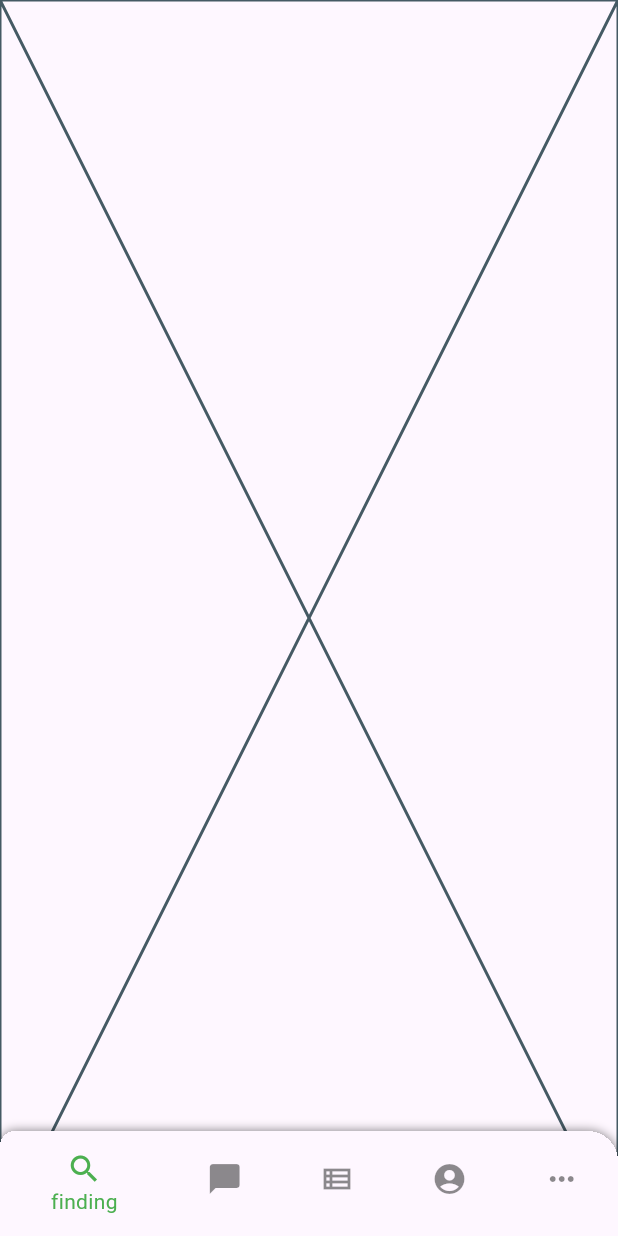
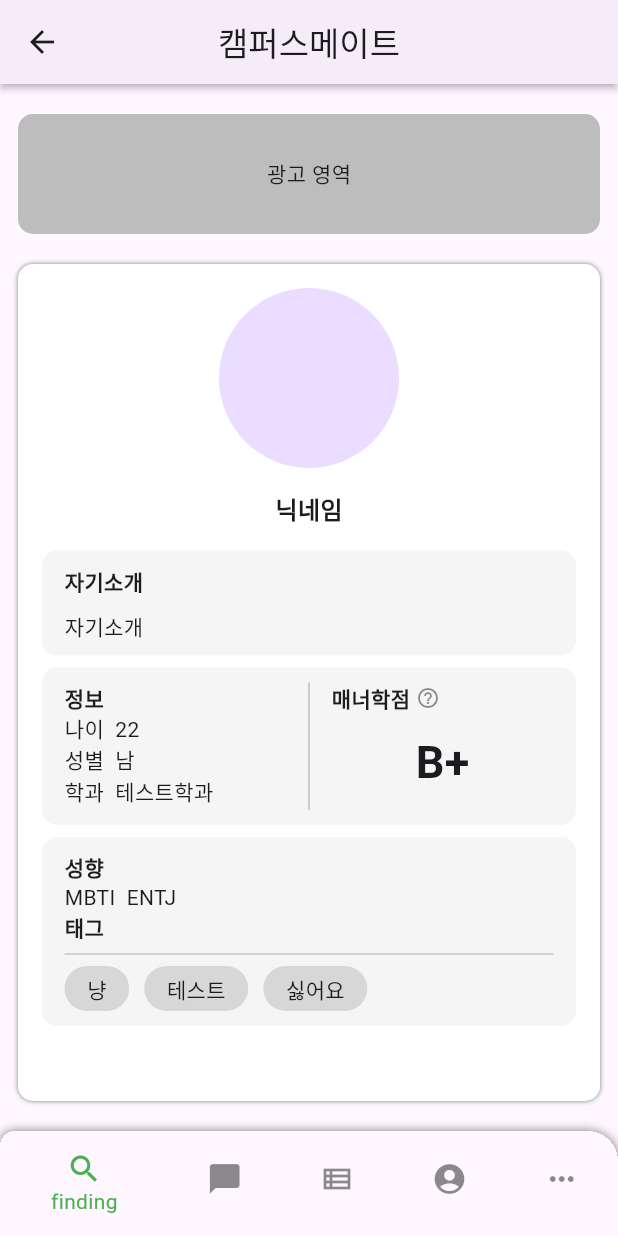
Before and after one commit to Jokkilook/CampusMate, a Flutter app: the screen it shows after launch, after a tap on "MainScreen", on a phone screen of 412 x 824 dp. Run offline on Flutter 3.47's test engine with Material 3 defaults, Android fonts, the phone set to English and light mode, and no system bars; our stand-ins replace cloud_firestore, dropdown_search, firebase_auth, firebase_core; missing offline and left inert: dart:ffi, excel, mailer; accounts and stored records are empty.

Commit message:
채팅목록 아이템, 매치카드 추가

```diff
--- a/lib/screens/matching_screen.dart
+++ b/lib/screens/matching_screen.dart
@@ -1,4 +1,7 @@
+import 'package:campusmate/widgets/ad_area.dart';
+import 'package:campusmate/widgets/match_card.dart';
 import 'package:flutter/material.dart';
+import 'package:flutter/widgets.dart';
 
 class MatchingScreen extends StatefulWidget {
   const MatchingScreen({super.key});
@@ -10,6 +13,24 @@ class MatchingScreen extends StatefulWidget {
 class _MatchingScreenState extends State<MatchingScreen> {
   @override
   Widget build(BuildContext context) {
-    return const Placeholder();
+    return Scaffold(
+      appBar: AppBar(
+        elevation: 2,
+        shadowColor: Colors.black,
+        title: const Text("캠퍼스메이트"),
+        centerTitle: true,
+      ),
+      body: Padding(
+        padding: const EdgeInsets.symmetric(horizontal: 12, vertical: 20),
+        child: Column(
+          children: [
+            const AdArea(),
+            const SizedBox(height: 20),
+            Expanded(child: MatchCard()),
+          ],
+        ),
+      ),
+      bottomNavigationBar: Container(height: 70),
+    );
   }
 }
--- a/lib/widgets/general_board_item.dart
+++ b/lib/widgets/general_board_item.dart
@@ -8,9 +8,8 @@ class GeneralBoardItem extends StatelessWidget {
   @override
   Widget build(BuildContext context) {
     return Container(
-      padding: const EdgeInsets.all(8),
+      padding: const EdgeInsets.all(10),
       width: double.infinity,
-      height: 120,
       child: Column(
         mainAxisAlignment: MainAxisAlignment.spaceBetween,
         children: [
@@ -119,9 +118,6 @@ class GeneralBoardItem extends StatelessWidget {
               ),
             ],
           ),
-          const Divider(
-            height: 0,
-          ),
         ],
       ),
     );
--- /dev/null
+++ b/lib/widgets/match_card.dart
@@ -0,0 +1,188 @@
+import 'package:flutter/material.dart';
+
+class MatchCard extends StatelessWidget {
+  MatchCard({super.key});
+
+  var tags = ["냥", "테스트", "싫어요"];
+
+  @override
+  Widget build(BuildContext context) {
+    return Container(
+      padding: const EdgeInsets.all(16),
+      width: double.infinity,
+      decoration: BoxDecoration(
+        boxShadow: [
+          BoxShadow(
+              color: Colors.black.withOpacity(0.5),
+              offset: const Offset(0, 0),
+              blurRadius: 2)
+        ],
+        color: Colors.white,
+        borderRadius: BorderRadius.circular(10),
+      ),
+      child: Column(
+        children: [
+          const CircleAvatar(
+            radius: 60,
+          ),
+          const SizedBox(
+            height: 16,
+          ),
+          const Text(
+            "닉네임",
+            style: TextStyle(
+              fontSize: 16,
+              fontWeight: FontWeight.bold,
+            ),
+          ),
+          const SizedBox(
+            height: 16,
+          ),
+          // 자기소개
+          Container(
+            width: double.infinity,
+            padding: const EdgeInsets.symmetric(horizontal: 15, vertical: 10),
+            decoration: BoxDecoration(
+              color: Colors.grey[100],
+              borderRadius: BorderRadius.circular(10),
+            ),
+            child: const Column(
+              crossAxisAlignment: CrossAxisAlignment.start,
+              children: [
+                Text(
+                  '자기소개',
+                  style: TextStyle(fontWeight: FontWeight.bold),
+                ),
+                SizedBox(
+                  height: 10,
+                ),
+                Text(
+                  '자기소개',
+                ),
+              ],
+            ),
+          ),
+          // 정보, 매너학점
+          Container(
+            margin: const EdgeInsets.only(top: 8),
+            padding: const EdgeInsets.symmetric(horizontal: 15, vertical: 10),
+            height: 105,
+            decoration: BoxDecoration(
+              color: Colors.grey[100],
+              borderRadius: BorderRadius.circular(10),
+            ),
+            child: Row(
+              mainAxisAlignment: MainAxisAlignment.center,
+              children: [
+                const Expanded(
+                  child: Column(
+                    mainAxisAlignment: MainAxisAlignment.start,
+                    crossAxisAlignment: CrossAxisAlignment.start,
+                    children: [
+                      Text(
+                        '정보',
+                        style: TextStyle(
+                          fontWeight: FontWeight.bold,
+                        ),
+                      ),
+                      Text('나이  22'),
+                      Text('성별  남'),
+                      Text('학과  테스트학과'),
+                    ],
+                  ),
+                ),
+                VerticalDivider(
+                  width: 30,
+                  color: Colors.grey[400],
+                  thickness: 1.0,
+                ),
+                Expanded(
+                  child: Column(
+                    mainAxisAlignment: MainAxisAlignment.start,
+                    crossAxisAlignment: CrossAxisAlignment.center,
+                    children: [
+                      Row(
+                        mainAxisAlignment: MainAxisAlignment.start,
+                        children: [
+                          const Text(
+                            '매너학점 ',
+                            style: TextStyle(fontWeight: FontWeight.bold),
+                          ),
+                          GestureDetector(
+                            onTap: () {
+                              //매너학점이 뭔지 알려주는 안내 카드 출력
+                              print("test");
+                            },
+                            child: const Icon(Icons.help_outline,
+                                size: 16, color: Colors.black45),
+                          ),
+                        ],
+                      ),
+                      const Expanded(
+                        child: Center(
+                          child: Text(
+                            'B+',
+                            style: TextStyle(
+                              fontSize: 30,
+                              fontWeight: FontWeight.bold,
+                            ),
+                          ),
+                        ),
+                      ),
+                    ],
+                  ),
+                ),
+              ],
+            ),
+          ),
+          //성향, 태그
+          Container(
+            width: double.infinity,
+            margin: const EdgeInsets.only(top: 8),
+            padding: const EdgeInsets.symmetric(horizontal: 15, vertical: 10),
+            decoration: BoxDecoration(
+              color: Colors.grey[100],
+              borderRadius: BorderRadius.circular(10),
+            ),
+            child: Expanded(
+              child: Column(
+                crossAxisAlignment: CrossAxisAlignment.start,
+                children: [
+                  const Text(
+                    '성향',
+                    style: TextStyle(
+                      fontWeight: FontWeight.bold,
+                    ),
+                  ),
+                  const Text('MBTI  ENTJ'),
+                  const Text(
+                    '태그',
+                    style: TextStyle(
+                      fontWeight: FontWeight.bold,
+                    ),
+                  ),
+                  const Divider(),
+                  Wrap(
+                    spacing: 10,
+                    runSpacing: 10,
+                    children: [
+                      for (var tag in tags)
+                        Container(
+                          decoration: BoxDecoration(
+                              color: Colors.black12,
+                              borderRadius: BorderRadius.circular(15)),
+                          padding: const EdgeInsets.symmetric(
+                              horizontal: 15, vertical: 5),
+                          child: Text(tag.toString()),
+                        )
+                    ],
+                  )
+                ],
+              ),
+            ),
+          ),
+        ],
+      ),
+    );
+  }
+}
```
Also changed, not shown: lib/screens/chat_list_screen.dart (+19 -2 lines), lib/screens/community_screen.dart (+8 -2 lines), lib/widgets/anonymous_board_item.dart (+2 -5 lines), lib/widgets/chat_list_item.dart (added, +61 -0 lines).
